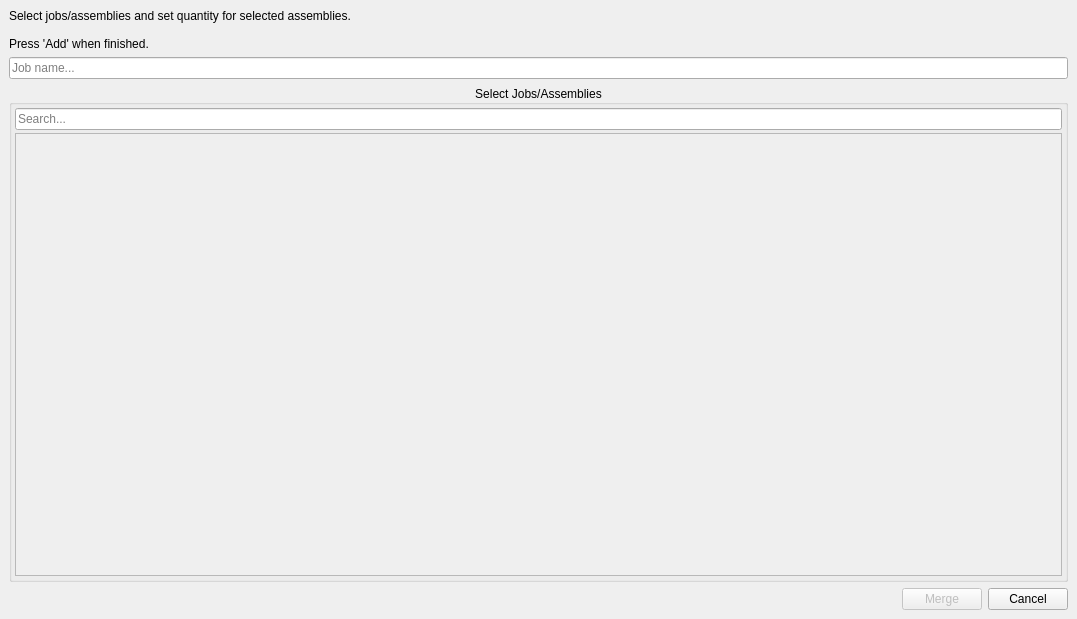
This is ui/dialogs/job_generator.ui in TheCodingJsoftware/Invigo as Qt 5 draws it before an edit. The edited form follows.
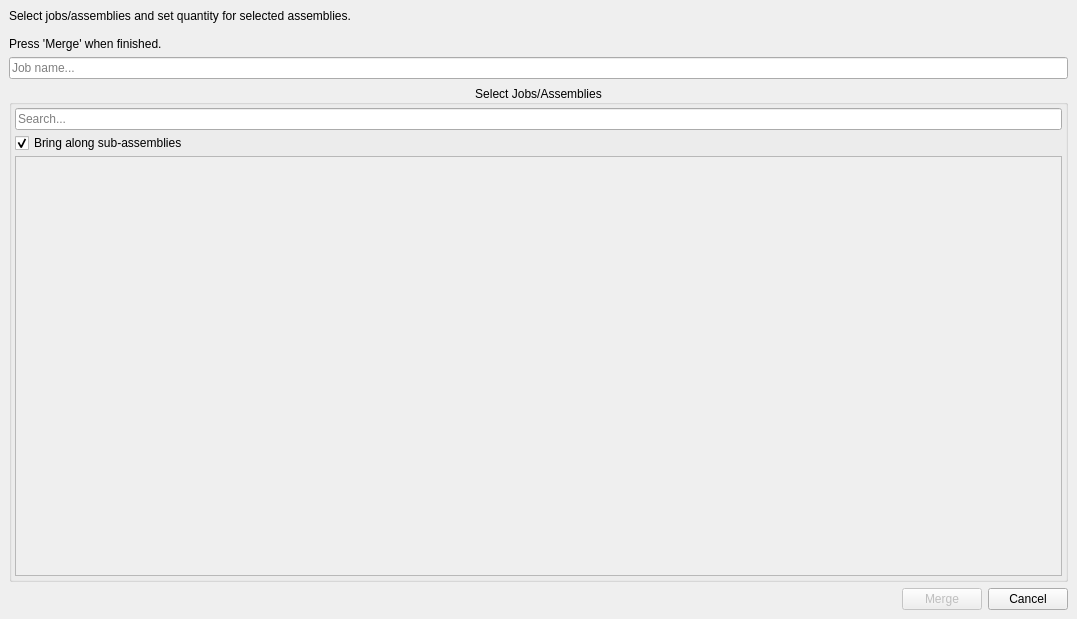
This is the edited form.

Commit message: Added sub-assembly selection to job generator. Fixed icons Removed image from print selected parts in compoenents

The edit to the form file:
```diff
--- a/ui/dialogs/job_generator.ui
+++ b/ui/dialogs/job_generator.ui
@@ -80,7 +80,7 @@
             <property name="text">
              <string>Select jobs/assemblies and set quantity for selected assemblies.
 
-Press 'Add' when finished.</string>
+Press 'Merge' when finished.</string>
             </property>
             <property name="alignment">
              <set>Qt::AlignmentFlag::AlignLeading|Qt::AlignmentFlag::AlignLeft|Qt::AlignmentFlag::AlignTop</set>
@@ -156,6 +156,19 @@
                </property>
               </widget>
              </item>
+             <item>
+              <widget class="QCheckBox" name="checkBox_bring_along_subassemblies">
+               <property name="toolTip">
+                <string>&lt;html&gt;&lt;head/&gt;&lt;body&gt;&lt;p&gt;With this setting enabled it will bring along all sub-assemblies of the (sub)-assembly you selected.&lt;br/&gt;&lt;/p&gt;&lt;p&gt;With this setting disabled it will only bring along the assembly and no other subsequent sub-assemblies.&lt;/p&gt;&lt;/body&gt;&lt;/html&gt;</string>
+               </property>
+               <property name="text">
+                <string>Bring along sub-assemblies</string>
+               </property>
+               <property name="checked">
+                <bool>true</bool>
+               </property>
+              </widget>
+             </item>
              <item>
               <widget class="QScrollArea" name="scrollArea_2">
                <property name="widgetResizable">
@@ -166,8 +179,8 @@
                  <rect>
                   <x>0</x>
                   <y>0</y>
-                  <width>1047</width>
-                  <height>386</height>
+                  <width>1043</width>
+                  <height>357</height>
                  </rect>
                 </property>
                 <layout class="QVBoxLayout" name="verticalLayout_5">
```
The commit also changes 9 other files.
